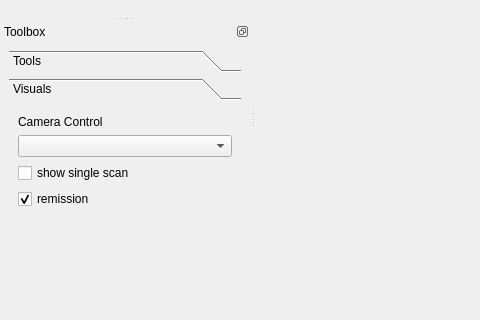
Before: the Qt Designer form src/MainFrame.ui in jbehley/point_labeler, drawn with Qt 5; both pictures show x 0 to 480 and y 307 to 627 of the 1048 by 822 pixel window.
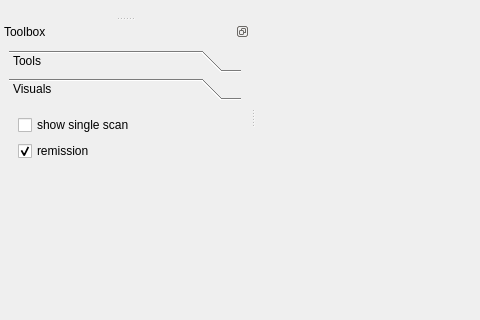
After: the same form once the commit is applied. Custom widgets are drawn as their Qt base class.

Commit message: remove Camera from Toolbox

What changed in the file:
```diff
--- a/src/MainFrame.ui
+++ b/src/MainFrame.ui
@@ -837,16 +837,6 @@
          <string>Visuals</string>
         </attribute>
         <layout class="QVBoxLayout" name="verticalLayout_7">
-         <item>
-          <widget class="QLabel" name="label_5">
-           <property name="text">
-            <string>Camera Control</string>
-           </property>
-          </widget>
-         </item>
-         <item>
-          <widget class="QComboBox" name="cmbSelectCamControl"/>
-         </item>
          <item>
           <widget class="QCheckBox" name="chkShowSingleScan">
            <property name="text">
```
Left out of the diff: 2 changed lines with no effect on the pictures.
